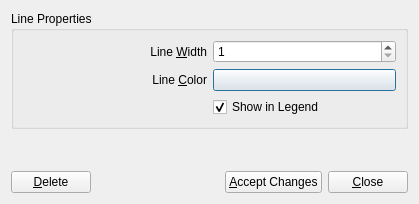
Above: sconcho/gui/ui/pattern_repeat_box_dialog.ui from haskelladdict/sconcho before the change. Below: the same form after it.
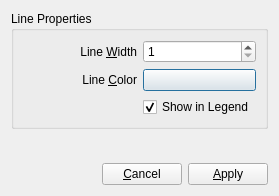
That is the form after the change.

Commit message:
Added a dedicated delete pattern repeat action in
left click menu.

```diff
--- a/sconcho/gui/ui/pattern_repeat_box_dialog.ui
+++ b/sconcho/gui/ui/pattern_repeat_box_dialog.ui
@@ -6,8 +6,8 @@
    <rect>
     <x>0</x>
     <y>0</y>
-    <width>419</width>
-    <height>204</height>
+    <width>279</width>
+    <height>196</height>
    </rect>
   </property>
   <property name="windowTitle">
@@ -95,13 +95,6 @@
    </item>
    <item>
     <layout class="QHBoxLayout" name="horizontalLayout_2">
-     <item>
-      <widget class="QPushButton" name="deleteButton">
-       <property name="text">
-        <string>&amp;Delete</string>
-       </property>
-      </widget>
-     </item>
      <item>
       <spacer name="horizontalSpacer">
        <property name="orientation">
@@ -115,17 +108,17 @@
        </property>
       </spacer>
      </item>
+     <item>
+      <widget class="QPushButton" name="cancelButton">
+       <property name="text">
+        <string>&amp;Cancel</string>
+       </property>
+      </widget>
+     </item>
      <item>
       <widget class="QPushButton" name="acceptButton">
        <property name="text">
-        <string>&amp;Accept Changes</string>
-       </property>
-      </widget>
-     </item>
-     <item>
-      <widget class="QPushButton" name="pushButton_3">
-       <property name="text">
-        <string>&amp;Close</string>
+        <string>&amp;Apply</string>
        </property>
       </widget>
      </item>
```
Left out of the diff: 2 changed lines with no effect on the pictures. The commit also changes 13 other files.
